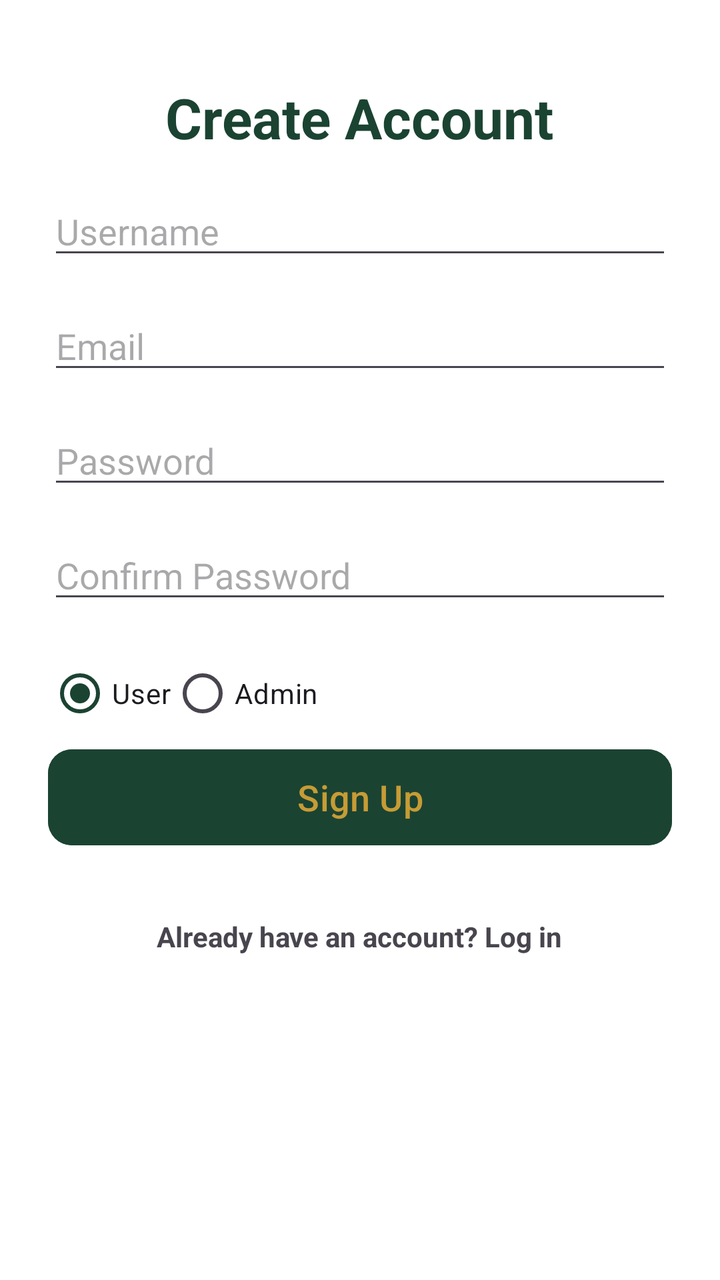
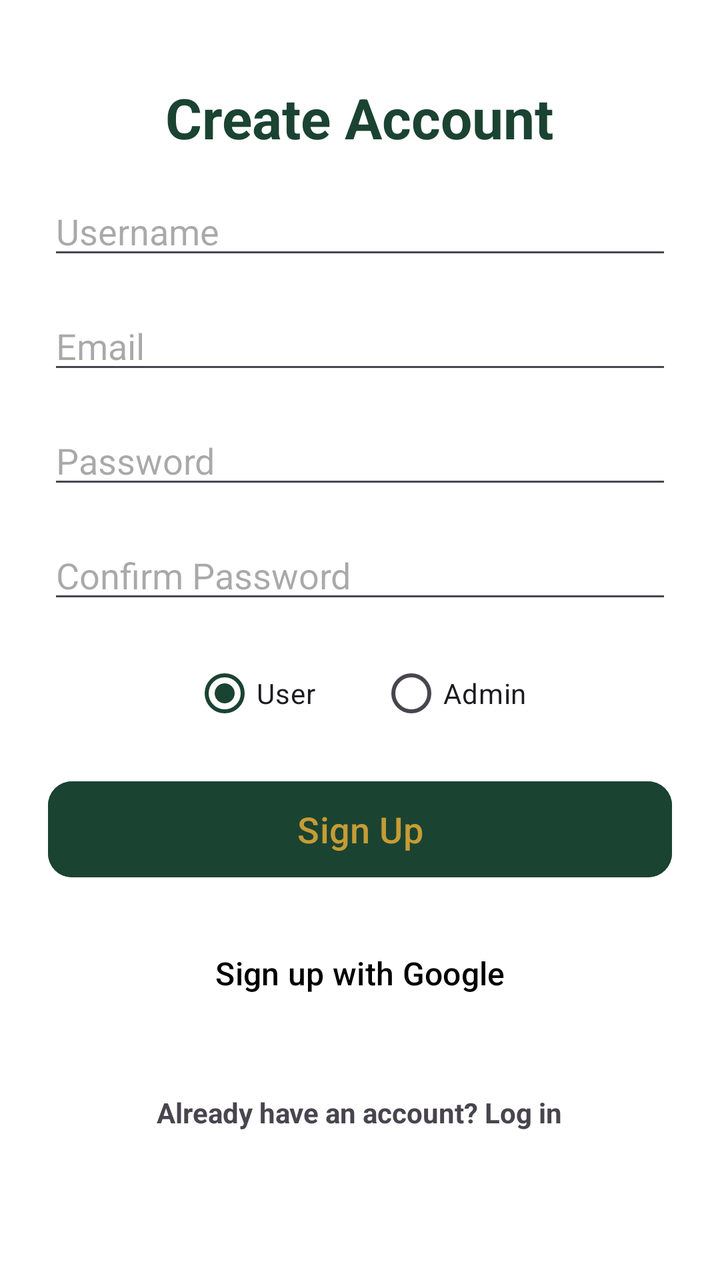

An Android layout rendered at two revisions. The XML below is the earlier revision; the diff shows what the commit changed to produce the second picture.
<!-- AndroidManifest.xml: application theme Theme.Moes -->
<!-- res/layout/activity_sign_up_screen.xml -->
<?xml version="1.0" encoding="utf-8"?>
<ScrollView xmlns:android="http://schemas.android.com/apk/res/android"
    xmlns:app="http://schemas.android.com/apk/res-auto"
    xmlns:tools="http://schemas.android.com/tools"
    android:layout_width="match_parent"
    android:layout_height="match_parent"
    android:fillViewport="true"
    android:background="@color/white"
    tools:context=".SignUpScreen">

    <LinearLayout
        android:id="@+id/main"
        android:layout_width="match_parent"
        android:layout_height="wrap_content"
        android:orientation="vertical"
        android:padding="24dp"
        android:gravity="center_horizontal">

        

        
        <TextView
            android:id="@+id/txtRegisterTitle"
            android:layout_width="wrap_content"
            android:layout_height="wrap_content"
            android:layout_marginTop="16dp"
            android:text="Create Account"

            android:textColor="@color/moes_forest_green"
            android:textSize="28sp"
            android:textStyle="bold" />

        <EditText
            android:id="@+id/edtUsernameSignup"
            android:layout_width="match_parent"
            android:layout_height="wrap_content"
            android:layout_marginTop="16dp"
            android:layout_marginBottom="16dp"
            android:hint="Username"
            android:inputType="text" />

        <EditText
            android:id="@+id/edtEmailSignup"
            android:layout_width="match_parent"
            android:layout_height="wrap_content"
            android:layout_marginBottom="16dp"
            android:hint="Email"
            android:inputType="textEmailAddress" />

        <EditText
            android:id="@+id/edtPasswordSignup"
            android:layout_width="match_parent"
            android:layout_height="wrap_content"
            android:layout_marginBottom="16dp"
            android:hint="Password"
            android:inputType="textPassword" />

        <EditText
            android:id="@+id/edtConfirmPasswordSignup"
            android:layout_width="match_parent"
            android:layout_height="wrap_content"
            android:layout_marginBottom="16dp"
            android:hint="Confirm Password"
            android:inputType="textPassword" />

        <RadioGroup    android:id="@+id/rgRole"
            android:layout_width="match_parent"
            android:layout_height="wrap_content"
            android:orientation="horizontal">

            <RadioButton
                android:id="@+id/rbUser"
                android:layout_width="wrap_content"
                android:layout_height="wrap_content"
                android:text="User"
                android:checked="true" />

            <RadioButton
                android:id="@+id/rbAdmin"
                android:layout_width="wrap_content"
                android:layout_height="wrap_content"
                android:text="Admin" />

        </RadioGroup>

        
        <Button
            android:id="@+id/btnRegister"
            android:layout_width="match_parent"
            android:layout_height="56dp"
            android:text="Sign Up"
            android:textSize="18sp"
            android:textAllCaps="false"

            android:backgroundTint="@color/moes_forest_green"
            android:textColor="@color/moes_gold"
            app:cornerRadius="12dp" />



        
        <TextView
            android:id="@+id/txtSignUpRedirect"
            android:layout_width="wrap_content"
            android:layout_height="wrap_content"
            android:layout_marginTop="24dp"
            android:text="Already have an account? Log in"
            android:textStyle="bold"
            android:padding="8dp" />



    </LinearLayout>



</ScrollView>
<!-- resources referenced by this layout -->
<resources>
  <color name="moes_forest_green">#1B4332</color>
  <color name="moes_gold">#C69C35</color>
  <color name="white">#FFFFFF</color>
  <style name="Theme.Moes" parent="Theme.Material3.DayNight.NoActionBar">
      
      <item name="colorPrimary">@color/moes_forest_green</item>
      <item name="colorOnPrimary">@color/moes_gold</item>
  
      
      <item name="colorSecondary">@color/moes_gold</item>
      <item name="colorOnSecondary">@color/white</item>
  
      
      <item name="android:windowBackground">@color/moes_cream</item>
      <item name="android:statusBarColor">@color/moes_dark_header</item>
  </style>
  <color name="moes_cream">#FDFCF0</color>
  <color name="moes_dark_header">#121212</color>
</resources>

<!-- the commit's change to res/layout/activity_sign_up_screen.xml (unified diff, before → after) -->
@@ -63,17 +63,22 @@
             android:hint="Confirm Password"
             android:inputType="textPassword" />
 
-        <RadioGroup    android:id="@+id/rgRole"
+        
+        <RadioGroup
+            android:id="@+id/rgRole"
             android:layout_width="match_parent"
             android:layout_height="wrap_content"
-            android:orientation="horizontal">
+            android:orientation="horizontal"
+            android:gravity="center"
+            android:layout_marginBottom="16dp">
 
             <RadioButton
                 android:id="@+id/rbUser"
                 android:layout_width="wrap_content"
                 android:layout_height="wrap_content"
                 android:text="User"
-                android:checked="true" />
+                android:checked="true"
+                android:layout_marginEnd="32dp" />
 
             <RadioButton
                 android:id="@+id/rbAdmin"
@@ -96,7 +101,19 @@
             android:textColor="@color/moes_gold"
             app:cornerRadius="12dp" />
 
-
+        
+        <Button
+            android:id="@+id/btnGoogleSignUp"
+            android:layout_width="match_parent"
+            android:layout_height="56dp"
+            android:layout_marginTop="16dp"
+            android:text="Sign up with Google"
+            android:textSize="16sp"
+            android:textAllCaps="false"
+            android:backgroundTint="@color/white"
+            android:textColor="@color/black"
+            app:cornerRadius="12dp"
+            android:onClick="signUpWithGoogle" />
 
         
         <TextView
<!-- resource entries referenced after the edit -->
@@ -1,5 +1,6 @@
 <!-- resources referenced by this layout -->
 <resources>
+  <color name="black">#000000</color>
   <color name="moes_forest_green">#1B4332</color>
   <color name="moes_gold">#C69C35</color>
   <color name="white">#FFFFFF</color>
